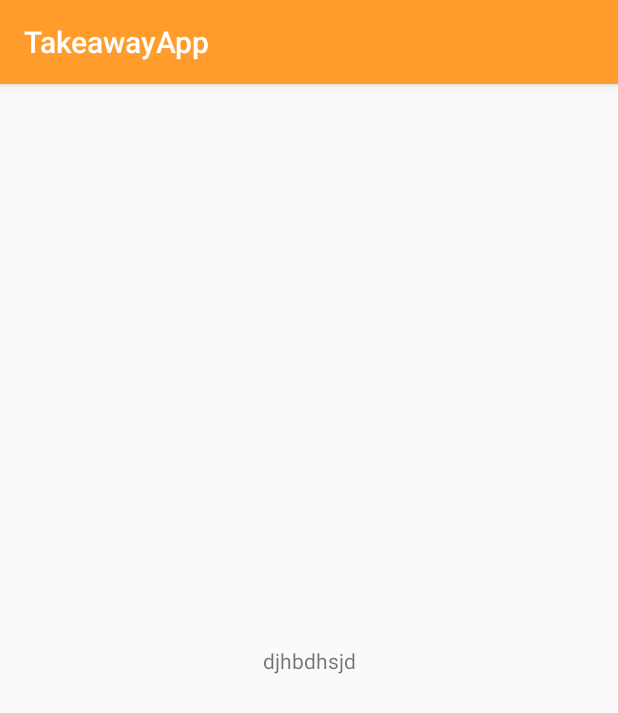
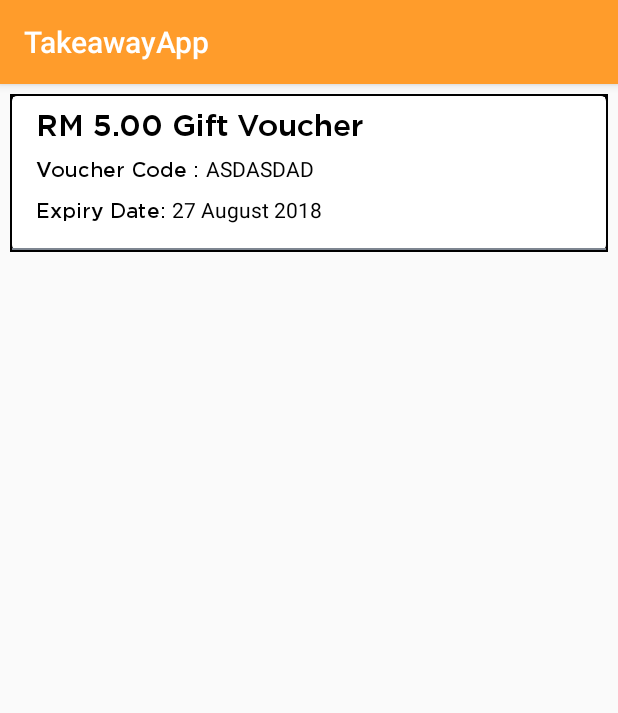
Before and after one commit to alisha-budhathoki/TakeAwayApp, an Android app: the TakeMartActivity screen opened directly, with no data from a screen before it, on a phone screen of 412 x 824 dp. Shown: the top 713 px of the screen. Run offline under Robolectric (Android 15) with nearby library versions, the phone set to English and light mode, and no system bars; our stand-ins replace sdp/ssp sizes.

Commit message:
adding boundary in layout

```diff
--- a/app/src/main/java/com/alisha/takeawayapp/CustomDialogClass.java
+++ b/app/src/main/java/com/alisha/takeawayapp/CustomDialogClass.java
@@ -31,6 +31,7 @@ public class CustomDialogClass extends Dialog {
 
     @Override
     protected void onCreate(Bundle savedInstanceState) {
+        System.out.println("dnsdsda");
         super.onCreate(savedInstanceState);
         setContentView(R.layout.popup_take_mart);
             crossImg = findViewById(R.id.img_cross);
--- a/app/src/main/java/com/alisha/takeawayapp/TakeMartActivity.java
+++ b/app/src/main/java/com/alisha/takeawayapp/TakeMartActivity.java
@@ -13,16 +13,16 @@ TextView sdhd;
     @Override
     protected void onCreate(Bundle savedInstanceState) {
         super.onCreate(savedInstanceState);
-        setContentView(R.layout.activity_take_mart);
-        sdhd = findViewById(R.id.sdmjdns);
-        sdhd.setOnClickListener(new View.OnClickListener() {
-            @Override
-            public void onClick(View v) {
-                CustomDialogClass cdd = new CustomDialogClass(TakeMartActivity.this);
-                cdd.getWindow().setBackgroundDrawable(new ColorDrawable(Color.TRANSPARENT));
+        setContentView(R.layout.abc);
+//        sdhd = findViewById(R.id.sdmjdns);
+//        sdhd.setOnClickListener(new View.OnClickListener() {
+//            @Override
+//            public void onClick(View v) {
+//                CustomDialogClass cdd = new CustomDialogClass(TakeMartActivity.this);
 //                cdd.getWindow().setBackgroundDrawable(new ColorDrawable(Color.TRANSPARENT));
-                cdd.show();
-            }
-        });
+////                cdd.getWindow().setBackgroundDrawable(new ColorDrawable(Color.TRANSPARENT));
+//                cdd.show();
+//            }
+//        });
     }
 }
--- /dev/null
+++ b/app/src/main/res/drawable/layer_list1.xml
@@ -0,0 +1,60 @@
+<?xml version="1.0" encoding="utf-8"?>
+<layer-list xmlns:android="http://schemas.android.com/apk/res/android">
+    <!-- Drop Shadow Stack -->
+    <item>
+        <shape>
+            <padding android:top="1dp" android:right="1dp" android:bottom="1dp" android:left="1dp" />
+            <stroke android:color="@color/black" android:width="1dp"  />
+<!--            <corners android:radius="8dp" />-->
+        </shape>
+    </item>
+    <item>
+        <shape>
+            <padding android:top="1dp" android:right="1dp" android:bottom="1dp" android:left="1dp" />
+            <stroke android:color="@color/black" android:width="1dp" />
+<!--            <corners android:radius="7dp" />-->
+        </shape>
+    </item>
+<!--    <item>-->
+<!--        <shape>-->
+<!--            <padding android:top="1dp" android:right="1dp" android:bottom="1dp" android:left="1dp" />-->
+<!--            <stroke android:color="@color/black" android:width="1dp" />-->
+<!--        </shape>-->
+<!--    </item>-->
+<!--    <item>-->
+<!--        <shape>-->
+<!--            <padding android:top="1dp" android:right="1dp" android:bottom="1dp" android:left="1dp" />-->
+<!--            <stroke android:color="@color/black" android:width="1dp" />-->
+<!--            <corners android:radius="5dp" />-->
+<!--        </shape>-->
+<!--    </item>-->
+<!--    <item>-->
+<!--        <shape>-->
+<!--            <padding android:top="1dp" android:right="1dp" android:bottom="1dp" android:left="1dp" />-->
+<!--            <stroke android:color="#20000000" android:width="1dp" />-->
+<!--            <corners android:radius="4dp" />-->
+<!--        </shape>-->
+<!--    </item>-->
+<!--    <item>-->
+<!--        <shape>-->
+<!--            <padding android:top="1dp" android:right="1dp" android:bottom="1dp" android:left="1dp" />-->
+<!--            <stroke android:color="@color/black" android:width="1dp" />-->
+<!--            <corners android:radius="3dp" />-->
+<!--        </shape>-->
+<!--    </item>-->
+<!--    <item>-->
+<!--        <shape>-->
+<!--            <padding android:top="1dp" android:right="1dp" android:bottom="1dp" android:left="1dp" />-->
+<!--            <stroke android:color="#30000000" android:width="1dp" />-->
+<!--            <corners android:radius="3dp" />-->
+<!--        </shape>-->
+<!--    </item>-->
+
+    <!-- Background -->
+    <item>
+        <shape>
+            <solid android:color="#FFF" />
+            <corners android:radius="3dp" />
+        </shape>
+    </item>
+</layer-list>
--- /dev/null
+++ b/app/src/main/res/layout/abc.xml
@@ -0,0 +1,107 @@
+<?xml version="1.0" encoding="utf-8"?>
+<RelativeLayout xmlns:android="http://schemas.android.com/apk/res/android"
+    android:layout_margin="@dimen/_5sdp"
+    android:background="@drawable/layer_list1"
+    android:layout_width="match_parent"
+    android:layout_height="wrap_content">
+
+    <TextView
+        android:id="@+id/tv_gift_voucher"
+        style="@style/TextViewStyle"
+        android:layout_width="match_parent"
+        android:layout_marginLeft="16dp"
+        android:layout_marginTop="8dp"
+        android:layout_marginRight="16dp"
+        android:text="RM 5.00 Gift Voucher"
+        android:textColor="@color/black"
+        android:textSize="20sp"/>
+
+    <LinearLayout
+        android:layout_below="@id/tv_gift_voucher"
+        android:id="@+id/ll1"
+        android:layout_width="match_parent"
+        android:layout_height="wrap_content"
+        android:orientation="horizontal">
+
+        <TextView
+            android:id="@+id/tv_v_code"
+            style="@style/TextViewStyle"
+            android:layout_width="wrap_content"
+            android:layout_alignParentStart="true"
+            android:layout_marginLeft="16dp"
+            android:layout_marginTop="8dp"
+            android:layout_marginRight="4dp"
+            android:text="Voucher Code :"
+            android:textSize="14sp"
+            android:textColor="@color/black"/>
+
+        <TextView
+            android:id="@+id/tv_voucher_code"
+            android:layout_width="wrap_content"
+            android:layout_height="wrap_content"
+            android:layout_marginTop="8dp"
+            android:layout_toRightOf="@id/tv_v_code"
+            android:text="asdasdad"
+            android:textAllCaps="true"
+            android:textColor="@color/black"
+            android:textSize="14sp"/>
+    </LinearLayout>
+
+    <LinearLayout
+        android:layout_below="@+id/ll1"
+        android:id="@+id/ll2"
+        android:layout_width="match_parent"
+        android:layout_height="wrap_content"
+        android:orientation="horizontal">
+
+        <TextView
+            android:id="@+id/tv_e_date"
+            style="@style/TextViewStyle"
+            android:layout_width="wrap_content"
+            android:layout_alignParentStart="true"
+            android:layout_marginLeft="16dp"
+            android:layout_marginTop="8dp"
+            android:layout_marginRight="4dp"
+            android:text="Expiry Date:"
+            android:textSize="14sp"
+            android:textColor="@color/black"/>
+
+        <TextView
+            android:id="@+id/tv_expiry_date"
+            android:layout_height="wrap_content"
+            android:layout_width="wrap_content"
+            android:layout_marginTop="8dp"
+            android:layout_toRightOf="@id/tv_e_date"
+            android:text="27 August 2018"
+            android:textSize="14sp"
+            android:textColor="@color/black"/>
+    </LinearLayout>
+
+    <LinearLayout
+        android:layout_below="@+id/ll2"
+        android:id="@+id/ll3"
+        android:layout_width="match_parent"
+        android:layout_height="wrap_content"
+        android:orientation="horizontal">
+
+        <TextView
+            android:id="@+id/tv_status"
+            android:layout_height="wrap_content"
+            android:layout_width="wrap_content"
+            android:layout_marginLeft="16dp"
+            android:layout_marginTop="8dp"
+            android:text="Expired"
+            android:textColor="@color/black"
+            android:textSize="14sp"
+            android:visibility="gone"/>
+
+    </LinearLayout>
+
+    <View
+        android:layout_width="match_parent"
+        style="@style/DividerStyleHorizontal"
+        android:layout_below="@id/ll3"
+        android:layout_marginTop="16dp"
+        />
+
+</RelativeLayout>
--- a/app/src/main/res/values/styles.xml
+++ b/app/src/main/res/values/styles.xml
@@ -76,6 +76,11 @@
         <item name="android:layout_height">wrap_content</item>
         <item name="android:fontFamily">@font/gotham_medium</item>
     </style>
+    <style name="DividerStyleHorizontal">
+        <item name="android:layout_width">match_parent</item>
+        <item name="android:layout_height">1dp</item>
+        <item name="android:background">@color/primaryGrey</item>
+    </style>
 
 
 </resources>
```
Also changed, not shown: app/src/main/java/com/alisha/takeawayapp/bottomNavItems/HomeFragment.java (+7 -0 lines).
